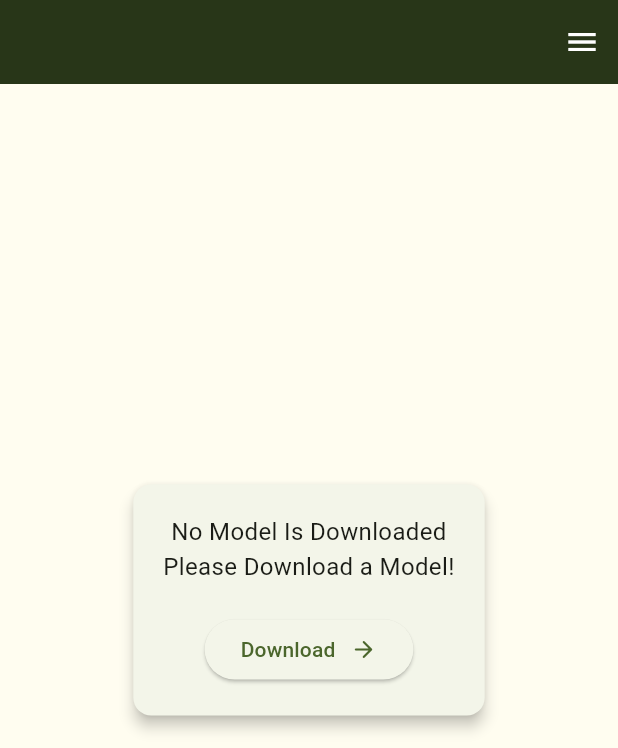
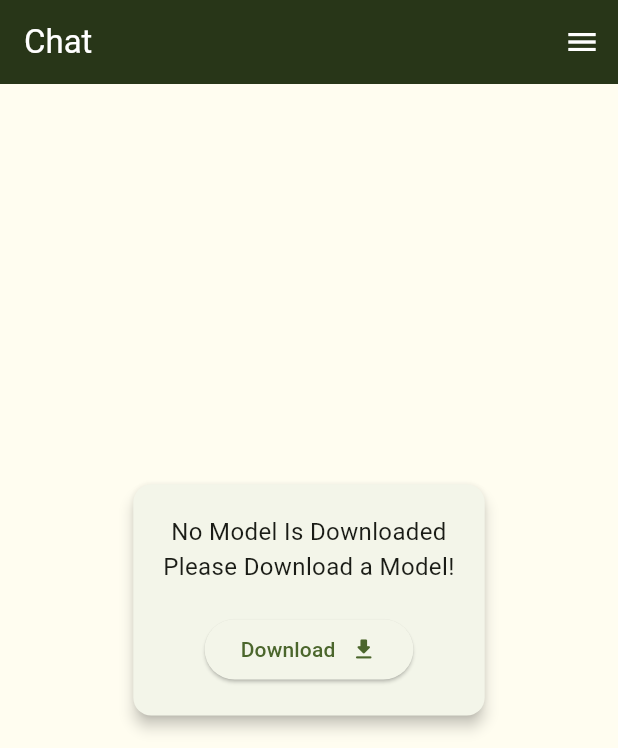
Before and after one commit to Ravish-Vishwakarma/Pike, a Flutter app: the screen it shows after launch, on a phone screen of 412 x 824 dp. Shown: the top 748 px of the screen. Run offline on Flutter 3.47's test engine with Material 3 defaults, Android fonts, the phone set to English and light mode, and no system bars; our stand-ins replace sqflite; accounts and stored records are empty.

Commit message:
Added Model Not Downloaded Indicator To Chat and Setting Page

```diff
--- a/lib/Pages/chat_page.dart
+++ b/lib/Pages/chat_page.dart
@@ -2,6 +2,7 @@ import 'package:flutter/material.dart';
 import 'package:pike/Pages/chat_history_page.dart';
 import 'package:pike/Utilities/colors.dart';
 import 'package:pike/Services/config.dart';
+import 'package:pike/Utilities/model_not_downloaded_navigator.dart';
 
 class ChatPage extends StatefulWidget {
   final ValueChanged<int> onChangeIndex;
@@ -52,8 +53,8 @@ class _ChatPageState extends State<ChatPage> {
                   contentPadding: EdgeInsets.zero,
                 ),
               )
-            : null,
-        centerTitle: true,
+            : Text("Chat", style: TextStyle(color: Colors.white)),
+        // centerTitle: true,
         backgroundColor: MyColors.primary,
         actions: [
           IconButton(
@@ -81,48 +82,3 @@ class _ChatPageState extends State<ChatPage> {
     );
   }
 }
-
-class PleaseDownloadModelWidget extends StatelessWidget {
-  final VoidCallback changePageToChat;
-  const PleaseDownloadModelWidget({super.key, required this.changePageToChat});
-
-  @override
-  Widget build(BuildContext context) {
-    return Scaffold(
-      backgroundColor: Colors.transparent,
-      body: Center(
-        child: Padding(
-          padding: const EdgeInsets.all(24.0),
-          child: Card(
-            elevation: 4,
-            child: Padding(
-              padding: const EdgeInsets.all(20.0),
-              child: Column(
-                mainAxisSize: MainAxisSize.min,
-                children: [
-                  const Text(
-                    "No Model Is Downloaded\nPlease Download a Model!",
-                    textAlign: TextAlign.center,
-                    style: TextStyle(fontSize: 16),
-                  ),
-                  const SizedBox(height: 20),
-                  ElevatedButton(
-                    onPressed: changePageToChat,
-                    child: Row(
-                      mainAxisSize: MainAxisSize.min,
-                      children: [
-                        const Text("Download"),
-                        SizedBox(width: 10),
-                        Icon(Icons.arrow_forward_rounded),
-                      ],
-                    ),
-                  ),
-                ],
-              ),
-            ),
-          ),
-        ),
-      ),
-    );
-  }
-}
--- a/lib/Pages/home_page.dart
+++ b/lib/Pages/home_page.dart
@@ -42,7 +42,11 @@ class _HomePageState extends State<HomePage> {
             },
           ),
           ModelsPage(),
-          SettingsPage(),
+          SettingsPage(
+            onChangeIndex: (index) {
+              _changePageIndex(index);
+            },
+          ),
         ],
       ),
 
--- /dev/null
+++ b/lib/Utilities/model_not_downloaded_navigator.dart
@@ -0,0 +1,46 @@
+import 'package:flutter/material.dart';
+
+class PleaseDownloadModelWidget extends StatelessWidget {
+  final VoidCallback changePageToChat;
+  const PleaseDownloadModelWidget({super.key, required this.changePageToChat});
+
+  @override
+  Widget build(BuildContext context) {
+    return Scaffold(
+      backgroundColor: Colors.transparent,
+      body: Center(
+        child: Padding(
+          padding: const EdgeInsets.all(24.0),
+          child: Card(
+            elevation: 4,
+            child: Padding(
+              padding: const EdgeInsets.all(20.0),
+              child: Column(
+                mainAxisSize: MainAxisSize.min,
+                children: [
+                  const Text(
+                    "No Model Is Downloaded\nPlease Download a Model!",
+                    textAlign: TextAlign.center,
+                    style: TextStyle(fontSize: 16),
+                  ),
+                  const SizedBox(height: 20),
+                  ElevatedButton(
+                    onPressed: changePageToChat,
+                    child: Row(
+                      mainAxisSize: MainAxisSize.min,
+                      children: [
+                        const Text("Download"),
+                        SizedBox(width: 10),
+                        Icon(Icons.download_rounded),
+                      ],
+                    ),
+                  ),
+                ],
+              ),
+            ),
+          ),
+        ),
+      ),
+    );
+  }
+}
```
Also changed, not shown: lib/Pages/settings_page.dart (+29 -2 lines).
